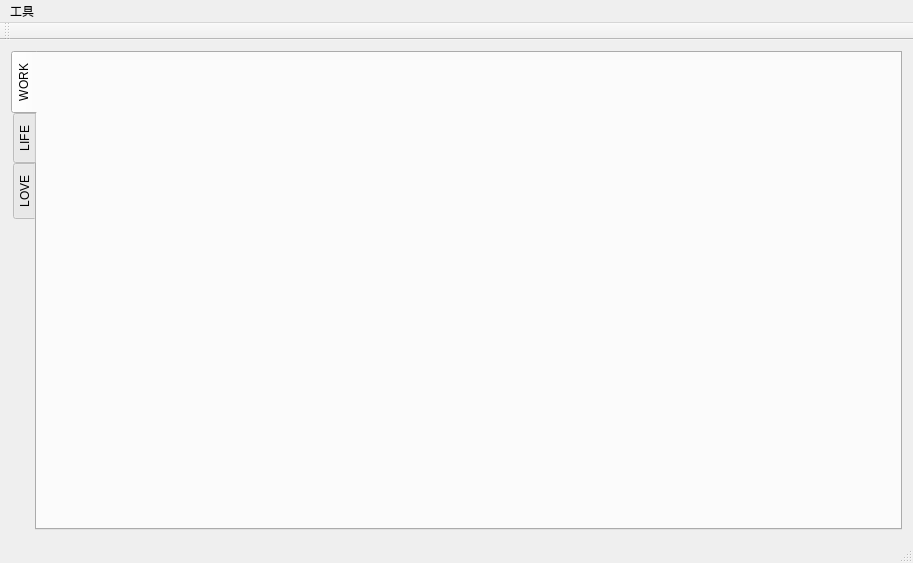
Above: play/LoveDiary/mainwindow.ui from Maxwrt/Program before the change. Below: the same form after it.
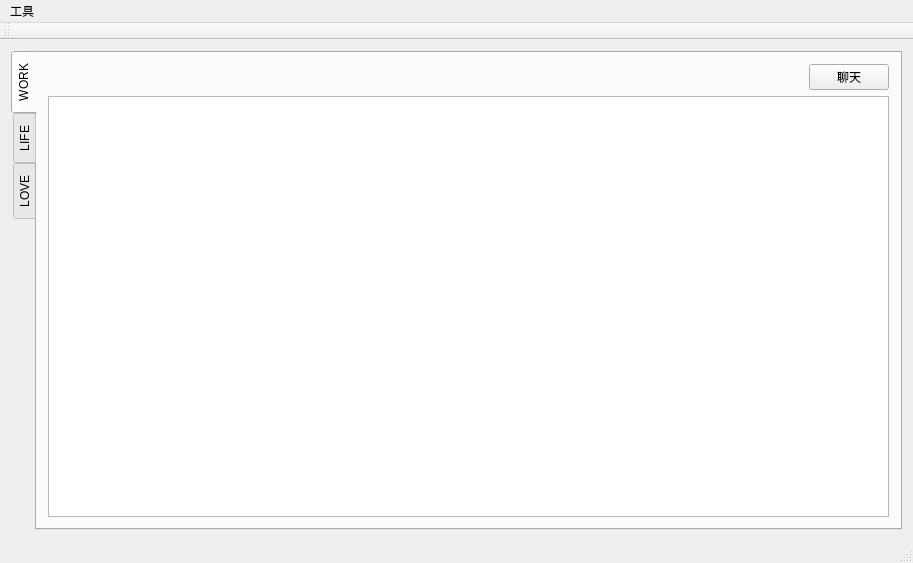
That is the form after the change. The open tabs and pages were chosen to show the change. Icons and pictures are not drawn.

```diff
--- a/play/LoveDiary/mainwindow.ui
+++ b/play/LoveDiary/mainwindow.ui
@@ -30,6 +30,31 @@
        <attribute name="title">
         <string>WORK</string>
        </attribute>
+       <layout class="QGridLayout" name="gridLayout_3">
+        <item row="0" column="0">
+         <spacer name="horizontalSpacer_2">
+          <property name="orientation">
+           <enum>Qt::Horizontal</enum>
+          </property>
+          <property name="sizeHint" stdset="0">
+           <size>
+            <width>762</width>
+            <height>20</height>
+           </size>
+          </property>
+         </spacer>
+        </item>
+        <item row="0" column="1">
+         <widget class="QPushButton" name="pushButton_chat">
+          <property name="text">
+           <string>聊天</string>
+          </property>
+         </widget>
+        </item>
+        <item row="1" column="0" colspan="2">
+         <widget class="QTextEdit" name="textEdit"/>
+        </item>
+       </layout>
       </widget>
       <widget class="QWidget" name="tab_life">
        <attribute name="title">
```
Left out of the diff: 2 changed lines with no effect on the pictures.
